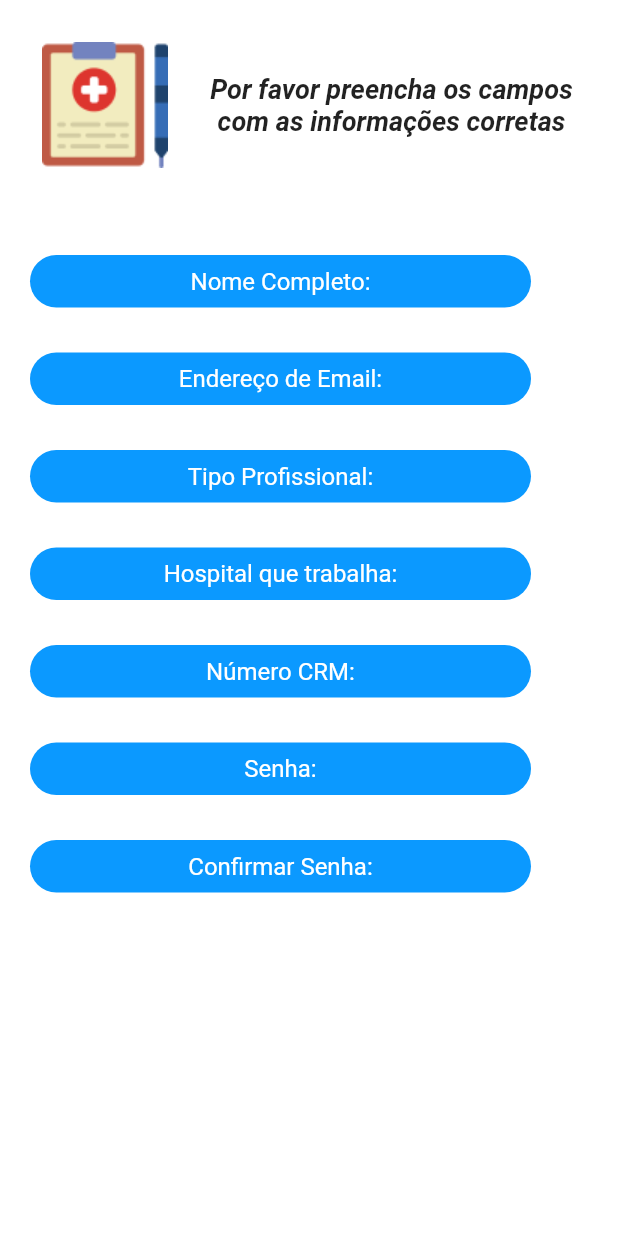
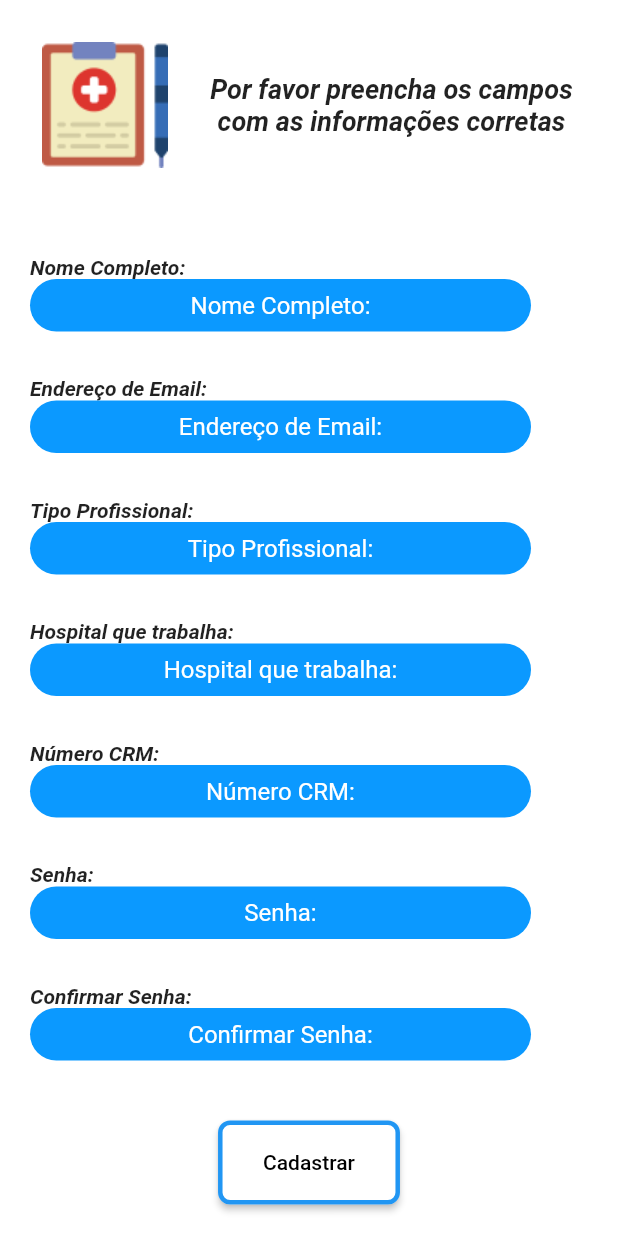
Before and after one commit to uiara/DSI, a Flutter app: the SecondPage screen opened directly, after a tap on "Cadastre-se", on a phone screen of 412 x 824 dp. Run offline on Flutter 3.47's test engine with Material 2 defaults, Android fonts, the phone set to English and light mode, and no system bars; statements that could not run were skipped.

Commit message:
alterações

```diff
--- a/app_med_base2023/lib/app_widget.dart
+++ b/app_med_base2023/lib/app_widget.dart
@@ -1,6 +1,6 @@
 import 'package:flutter/material.dart';
-import 'package:projetoflutterdsi2023/telas/home_page.dart';
-import 'package:projetoflutterdsi2023/splash/splash_page.dart';
+import 'package:app_med_base2023/telas/home_page.dart';
+import 'package:app_med_base2023/splash/splash_page.dart';
 
 class AppWidget extends StatelessWidget {
   const AppWidget({Key? key}) : super(key: key);
--- a/app_med_base2023/lib/main.dart
+++ b/app_med_base2023/lib/main.dart
@@ -1,5 +1,5 @@
 import 'package:flutter/material.dart';
-import 'package:projetoflutterdsi2023/app_widget.dart';
+import 'package:app_med_base2023/app_widget.dart';
 
 void main() {
   runApp(AppWidget());
--- a/app_med_base2023/lib/telas/cadastro_medico.dart
+++ b/app_med_base2023/lib/telas/cadastro_medico.dart
@@ -1,4 +1,5 @@
 import 'package:flutter/material.dart';
+import 'package:app_med_base2023/telas/home_page.dart';
 
 class CadMedico extends StatelessWidget {
   @override
@@ -38,6 +39,13 @@ class CadMedico extends StatelessWidget {
                 ],
               ),
               SizedBox(height: 50),
+              Text(
+                'Nome Completo:',
+                style: TextStyle(
+                  fontWeight: FontWeight.bold,
+                  fontStyle: FontStyle.italic,
+                ),
+              ),
               Container(
                 width: 334,
                 height: 35,
@@ -60,6 +68,13 @@ class CadMedico extends StatelessWidget {
                 ),
               ),
               SizedBox(height: 30),
+              Text(
+                'Endereço de Email:',
+                style: TextStyle(
+                  fontWeight: FontWeight.bold,
+                  fontStyle: FontStyle.italic,
+                ),
+              ),
               Container(
                 width: 334,
                 height: 35,
@@ -81,7 +96,15 @@ class CadMedico extends StatelessWidget {
                   ),
                 ),
               ),
+
               SizedBox(height: 30),
+               Text(
+                'Tipo Profissional:',
+                style: TextStyle(
+                  fontWeight: FontWeight.bold,
+                  fontStyle: FontStyle.italic,
+                ),
+              ),
               Container(
                 width: 334,
                 height: 35,
@@ -104,6 +127,13 @@ class CadMedico extends StatelessWidget {
                 ),
               ),
               SizedBox(height: 30),
+              Text(
+                'Hospital que trabalha:',
+                style: TextStyle(
+                  fontWeight: FontWeight.bold,
+                  fontStyle: FontStyle.italic,
+                ),
+              ),
               Container(
                 width: 334,
                 height: 35,
@@ -126,6 +156,13 @@ class CadMedico extends StatelessWidget {
                 ),
               ),
               SizedBox(height: 30),
+              Text(
+                'Número CRM:',
+                style: TextStyle(
+                  fontWeight: FontWeight.bold,
+                  fontStyle: FontStyle.italic,
+                ),
+              ),
               Container(
                 width: 334,
                 height: 35,
@@ -148,6 +185,13 @@ class CadMedico extends StatelessWidget {
                 ),
               ),
               SizedBox(height: 30),
+              Text(
+                'Senha:',
+                style: TextStyle(
+                  fontWeight: FontWeight.bold,
+                  fontStyle: FontStyle.italic,
+                ),
+              ),
               Container(
                 width: 334,
                 height: 35,
@@ -170,6 +214,13 @@ class CadMedico extends StatelessWidget {
                 ),
               ),
               SizedBox(height: 30),
+              Text(
+                'Confirmar Senha:',
+                style: TextStyle(
+                  fontWeight: FontWeight.bold,
+                  fontStyle: FontStyle.italic,
+                ),
+              ),
               Container(
                 width: 334,
                 height: 35,
@@ -190,6 +241,33 @@ class CadMedico extends StatelessWidget {
                     alignLabelWithHint: true,
                   ),
                 ),
+
+              ),
+              SizedBox(height: 40),
+              Padding(
+                padding: const EdgeInsets.symmetric(horizontal: 16),
+                child: Align(
+                  alignment: Alignment.center,
+                  child: ElevatedButton(
+                    onPressed: () {
+                      Navigator.push(
+                        context,
+                        MaterialPageRoute(builder: (context) => HomePage()),
+                     );
+                    },
+                    child: Text('Cadastrar'),
+                    style: ElevatedButton.styleFrom(
+                      primary: Colors.white,
+                      onPrimary: Colors.black,
+                      side: BorderSide(color: Colors.blue, width: 3),
+                      padding: EdgeInsets.symmetric(horizontal: 30, vertical: 20),
+                      shape: RoundedRectangleBorder(
+                        borderRadius: BorderRadius.circular(8),
+                      ),
+                    ),
+                  ),
+
+                ),
               ),
             ],
           ),
--- a/app_med_base2023/lib/telas/home_page.dart
+++ b/app_med_base2023/lib/telas/home_page.dart
@@ -1,7 +1,7 @@
 import 'package:flutter/material.dart';
-import 'package:projetoflutterdsi2023/telas/login_paciente.dart';
-import 'package:projetoflutterdsi2023/telas/login_medico.dart';
-import 'package:projetoflutterdsi2023/telas/tela_sobre.dart';
+import 'package:app_med_base2023/telas/login_paciente.dart';
+import 'package:app_med_base2023/telas/login_medico.dart';
+import 'package:app_med_base2023/telas/tela_sobre.dart';
 
 class HomePage extends StatelessWidget {
   const HomePage({Key? key}) : super(key: key);
--- a/app_med_base2023/lib/telas/login_medico.dart
+++ b/app_med_base2023/lib/telas/login_medico.dart
@@ -1,7 +1,7 @@
 import 'package:flutter/material.dart';
-import 'package:projetoflutterdsi2023/telas/home_page.dart';
-import 'package:projetoflutterdsi2023/telas/esqueceu_senha.dart';
-import 'package:projetoflutterdsi2023/telas/cadastro_medico.dart';
+import 'package:app_med_base2023/telas/home_page.dart';
+import 'package:app_med_base2023/telas/esqueceu_senha.dart';
+import 'package:app_med_base2023/telas/cadastro_medico.dart';
 
 class SecondPage extends StatelessWidget {
   @override
--- a/app_med_base2023/pubspec.yaml
+++ b/app_med_base2023/pubspec.yaml
@@ -1,4 +1,4 @@
-name: projetoflutterdsi2023
+name: app_med_base2023
 description: A new Flutter project.
 # The following line prevents the package from being accidentally published to
 # pub.dev using `flutter pub publish`. This is preferred for private packages.
```
